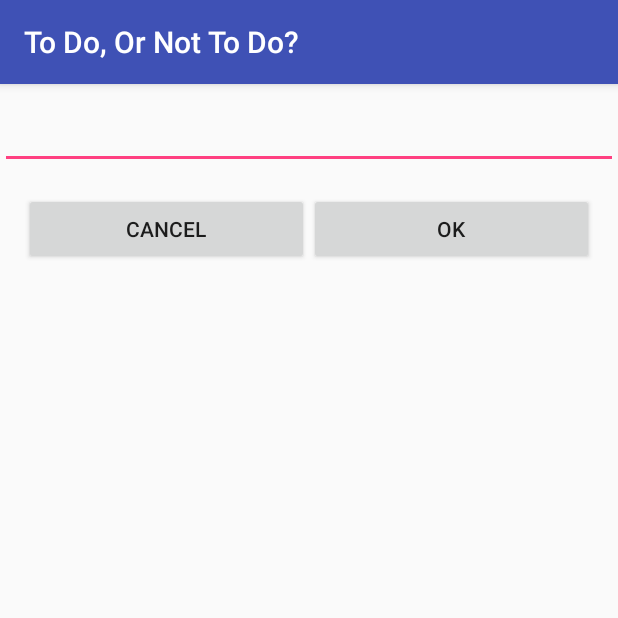
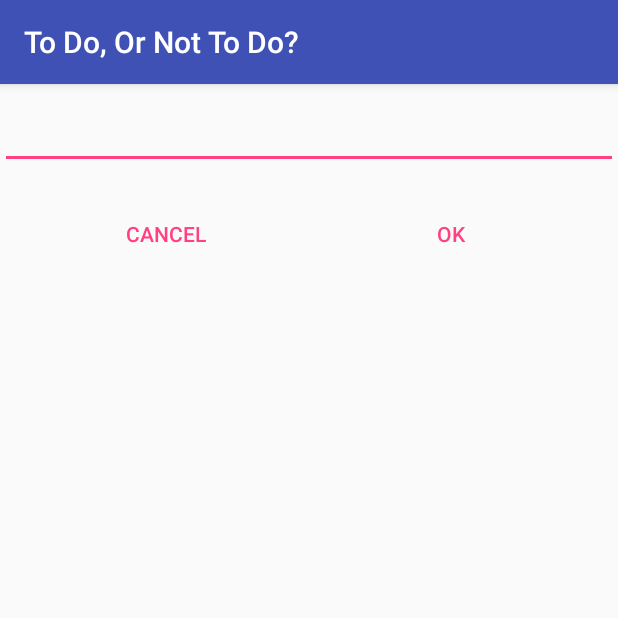
Before and after one commit to yoavgray/todo-prework, an Android app: the EditTaskActivity screen opened directly, with no data from a screen before it, on a phone screen of 412 x 824 dp, the top half of it. Run offline under Robolectric (Android 15) with nearby library versions, the phone set to English and light mode, and no system bars.

Commit message:
Fixing the Error: No resource identifier found for attribute ‘style’ in package ‘android’

```diff
--- a/app/src/main/res/layout/activity_edit_task.xml
+++ b/app/src/main/res/layout/activity_edit_task.xml
@@ -13,21 +13,21 @@
         android:layout_width="match_parent"
         android:layout_height="wrap_content"
         android:padding="@dimen/activity_horizontal_margin"
-        android:style="?android:attr/buttonBarStyle"
+        style="?android:attr/buttonBarStyle"
         android:orientation="horizontal">
         <Button
             android:layout_width="match_parent"
             android:layout_height="match_parent"
             android:layout_weight="1"
             android:text="@string/cancel"
-            android:style="?android:attr/buttonBarButtonStyle"
+            style="?android:attr/buttonBarButtonStyle"
             android:id="@+id/buttonEditTaskCancel"/>
         <Button
             android:layout_width="match_parent"
             android:layout_height="match_parent"
             android:layout_weight="1"
             android:text="@string/ok"
-            android:style="?android:attr/buttonBarButtonStyle"
+            style="?android:attr/buttonBarButtonStyle"
             android:id="@+id/buttonEditTaskOk"/>
     </LinearLayout>
 
```
